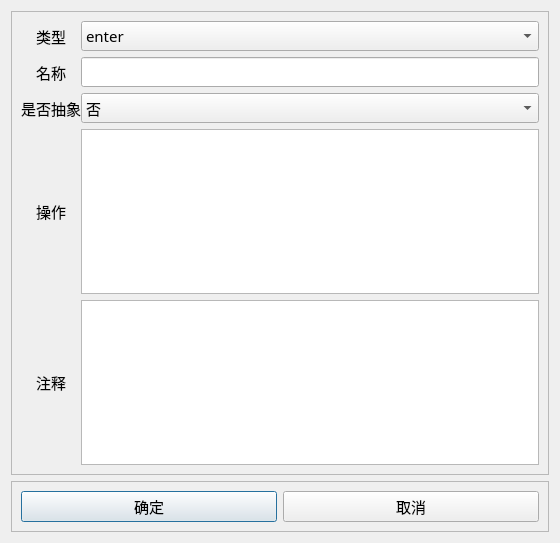
Old version of the form app/ui/dialog_add_lifecycle.ui in the repository zhougut/fcstm-gui.
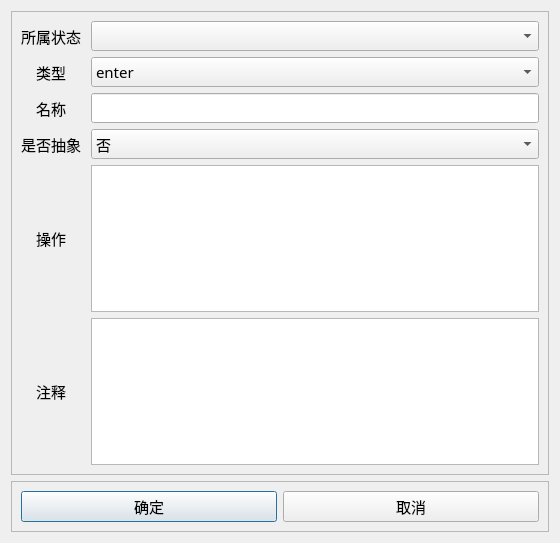
New version of the form.

Commit message: Refine formula editing and state selectors

```diff
--- a/app/ui/dialog_add_lifecycle.ui
+++ b/app/ui/dialog_add_lifecycle.ui
@@ -29,9 +29,9 @@
      </property>
      <layout class="QGridLayout" name="gridLayout">
       <property name="horizontalSpacing">
-       <number>0</number>
+       <number>10</number>
       </property>
-      <item row="0" column="1">
+      <item row="1" column="1">
        <widget class="QComboBox" name="combo_type">
         <property name="sizePolicy">
          <sizepolicy hsizetype="Preferred" vsizetype="Fixed">
@@ -78,7 +78,7 @@
         </item>
        </widget>
       </item>
-      <item row="2" column="1">
+      <item row="3" column="1">
        <widget class="QComboBox" name="combo_abstract">
         <property name="maximumSize">
          <size>
@@ -104,7 +104,7 @@
         </item>
        </widget>
       </item>
-      <item row="4" column="1">
+      <item row="5" column="1">
        <widget class="QTextEdit" name="edit_annotation">
         <property name="font">
          <font>
@@ -114,7 +114,7 @@
         </property>
        </widget>
       </item>
-      <item row="3" column="1">
+      <item row="4" column="1">
        <widget class="QTextEdit" name="edit_op">
         <property name="font">
          <font>
@@ -124,7 +124,7 @@
         </property>
        </widget>
       </item>
-      <item row="2" column="0">
+      <item row="3" column="0">
        <widget class="QLabel" name="label_abstract">
         <property name="font">
          <font>
@@ -140,7 +140,7 @@
         </property>
        </widget>
       </item>
-      <item row="3" column="0">
+      <item row="4" column="0">
        <widget class="QLabel" name="label_op">
         <property name="font">
          <font>
@@ -156,7 +156,7 @@
         </property>
        </widget>
       </item>
-      <item row="0" column="0">
+      <item row="1" column="0">
        <widget class="QLabel" name="label_type">
         <property name="font">
          <font>
@@ -172,7 +172,7 @@
         </property>
        </widget>
       </item>
-      <item row="4" column="0">
+      <item row="5" column="0">
        <widget class="QLabel" name="label">
         <property name="font">
          <font>
@@ -188,7 +188,7 @@
         </property>
        </widget>
       </item>
-      <item row="1" column="0">
+      <item row="2" column="0">
        <widget class="QLabel" name="label_name">
         <property name="font">
          <font>
@@ -204,7 +204,7 @@
         </property>
        </widget>
       </item>
-      <item row="1" column="1">
+      <item row="2" column="1">
        <widget class="QLineEdit" name="edit_name">
         <property name="font">
          <font>
@@ -214,6 +214,32 @@
         </property>
        </widget>
       </item>
+      <item row="0" column="0">
+       <widget class="QLabel" name="label_owner_state">
+        <property name="font">
+         <font>
+          <family>微软雅黑</family>
+          <pointsize>11</pointsize>
+         </font>
+        </property>
+        <property name="text">
+         <string>所属状态</string>
+        </property>
+        <property name="alignment">
+         <set>Qt::AlignCenter</set>
+        </property>
+       </widget>
+      </item>
+      <item row="0" column="1">
+       <widget class="QComboBox" name="combo_owner_state">
+        <property name="font">
+         <font>
+          <family>微软雅黑</family>
+          <pointsize>11</pointsize>
+         </font>
+        </property>
+       </widget>
+      </item>
      </layout>
     </widget>
    </item>
```
The commit also changes 23 other files.
